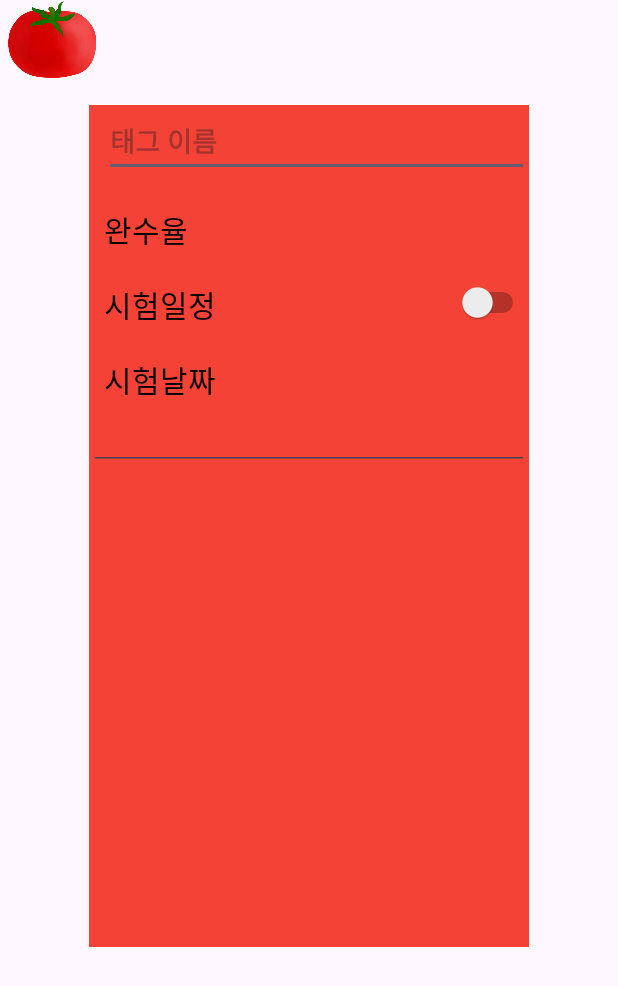
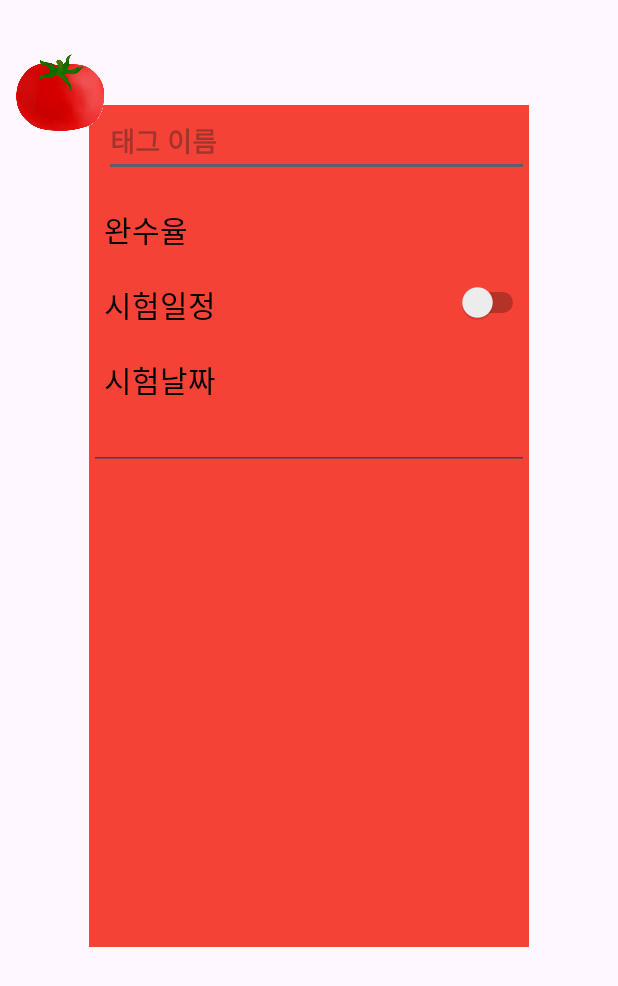
Before and after one commit to stonehenjii/GURU2_3, an Android app: the TagInfoActivity screen opened directly, with no data from a screen before it, on a phone screen of 412 x 824 dp. Shown: the top 986 px of the screen. Run offline under Robolectric (Android 15) with nearby library versions, the phone set to English and light mode, and no system bars.

```diff
--- a/app/src/main/java/com/example/guru2_3/network/LoginApiService.kt
+++ b/app/src/main/java/com/example/guru2_3/network/LoginApiService.kt
@@ -1,9 +1,9 @@
-package com.example.guru2_3.network
-
-import okhttp3.Response
-import retrofit2.http.*
-
-interface ApiService {
-    //@POST("getLoginInfo")
-    //suspend fun validateUser(@Body loginInfo: Info): Response<Boolean>
-}
+//package com.example.guru2_3.network
+//
+//import okhttp3.Response
+//import retrofit2.http.*
+//
+//interface ApiService {
+//    //@POST("getLoginInfo")
+//    //suspend fun validateUser(@Body loginInfo: Info): Response<Boolean>
+//}
--- a/app/src/main/res/layout/activity_tag_info.xml
+++ b/app/src/main/res/layout/activity_tag_info.xml
@@ -74,8 +74,10 @@
         android:id="@+id/imageView"
         android:layout_width="69dp"
         android:layout_height="61dp"
+        android:layout_marginStart="5dp"
+        android:layout_marginTop="35dp"
         android:src="@drawable/tomato3"
-        tools:layout_editor_absoluteX="5dp"
-        tools:layout_editor_absoluteY="35dp" />
+        app:layout_constraintStart_toStartOf="parent"
+        app:layout_constraintTop_toTopOf="parent" />
 
 </androidx.constraintlayout.widget.ConstraintLayout>
```
